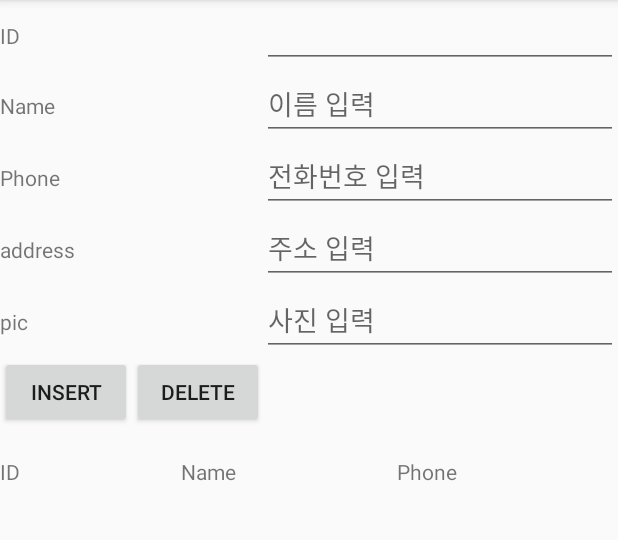
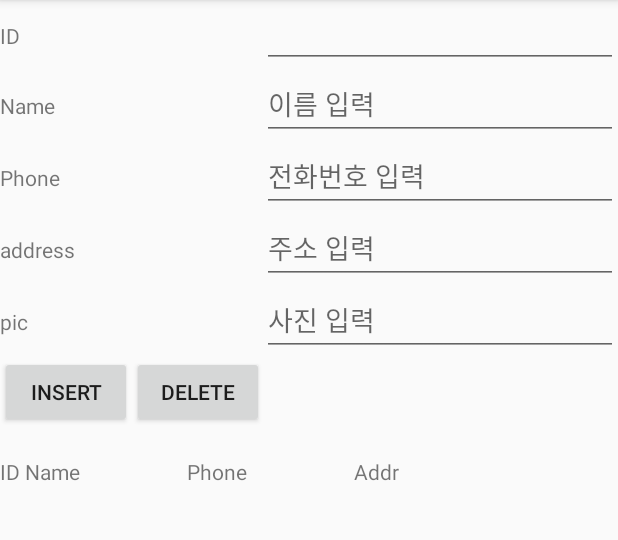
Before and after one commit to hi2845/Android, an Android app: the screen it shows after launch (MainActivity), on a phone screen of 412 x 824 dp, the part 84-624 px from its top. Run offline under Robolectric (Android 15) with nearby library versions, the phone set to English and light mode, and no system bars.

Commit message:
맛집액티비티 수정

```diff
--- a/app/src/main/res/layout/activity_main.xml
+++ b/app/src/main/res/layout/activity_main.xml
@@ -98,8 +98,7 @@
         <TextView
             android:layout_width="wrap_content"
             android:layout_height="wrap_content"
-            android:layout_weight="1"
-            android:text="ID" />
+            android:text="ID " />
         <TextView
             android:layout_width="wrap_content"
             android:layout_height="wrap_content"
@@ -111,6 +110,16 @@
             android:layout_height="wrap_content"
             android:layout_weight="1"
             android:text="Phone" />
+        <TextView
+            android:layout_width="wrap_content"
+            android:layout_height="wrap_content"
+            android:layout_weight="1"
+            android:text="Addr" />
+        <TextView
+            android:layout_width="wrap_content"
+            android:layout_height="wrap_content"
+            android:layout_weight="1"
+            android:text=" " />
     </LinearLayout>
     <ListView
         android:layout_width="match_parent"
```
Also changed, not shown: app/src/main/java/com/example/hi284/androidproject/DBHelper.java (+30 -0 lines), app/src/main/java/com/example/hi284/androidproject/MainActivity.java (+10 -0 lines), app/src/main/java/com/example/hi284/androidproject/RestClass.java (added, +22 -0 lines), app/src/main/java/com/example/hi284/androidproject/Restaurant.java (+14 -17 lines).
